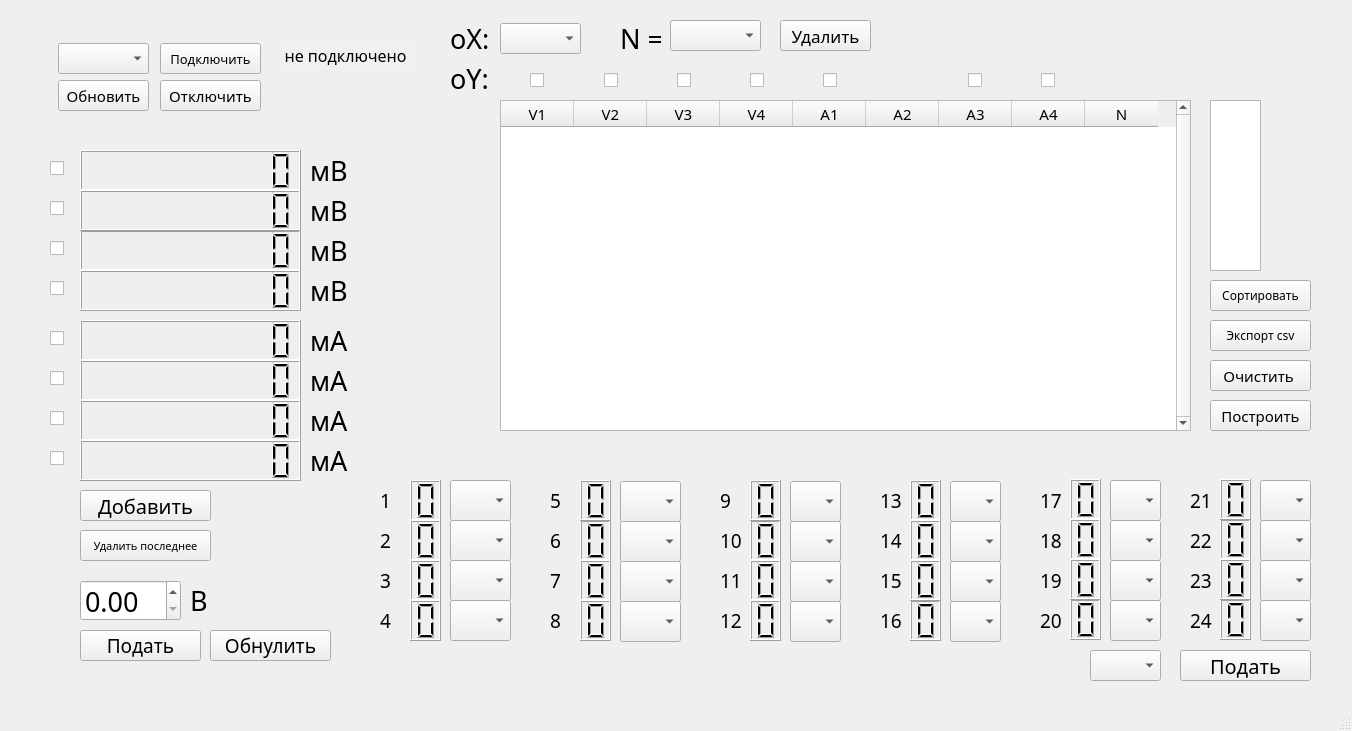
Qt form interface.ui (KejLater/lab_stand) before a commit.
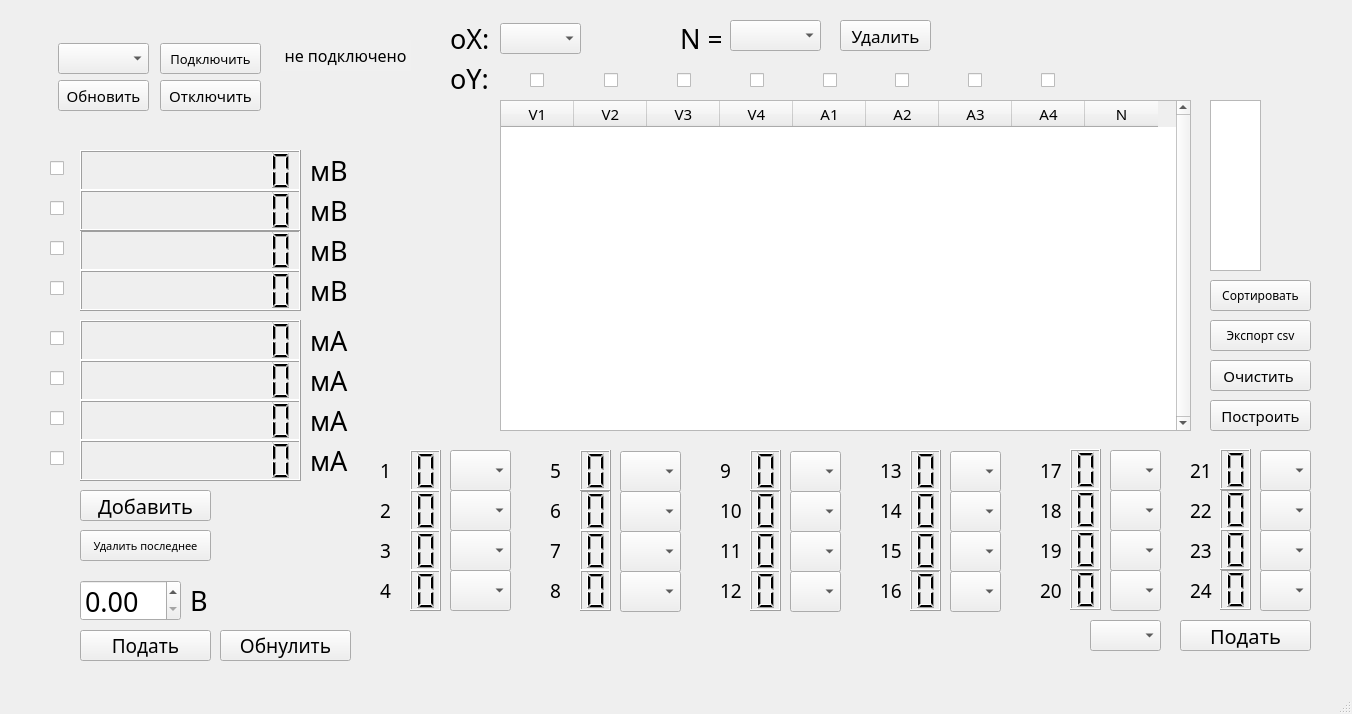
The same form after that commit.

```diff
--- a/interface.ui
+++ b/interface.ui
@@ -7,7 +7,7 @@
     <x>0</x>
     <y>0</y>
     <width>1352</width>
-    <height>731</height>
+    <height>714</height>
    </rect>
   </property>
   <property name="sizePolicy">
@@ -1266,8 +1266,8 @@
    <widget class="QCheckBox" name="A2_y">
     <property name="geometry">
      <rect>
-      <x>1065</x>
-      <y>-350</y>
+      <x>895</x>
+      <y>70</y>
       <width>21</width>
       <height>21</height>
      </rect>
@@ -1351,7 +1351,7 @@
      <rect>
       <x>80</x>
       <y>630</y>
-      <width>121</width>
+      <width>131</width>
       <height>31</height>
      </rect>
     </property>
@@ -1535,7 +1535,7 @@
     </property>
     <property name="geometry">
      <rect>
-      <x>620</x>
+      <x>680</x>
       <y>20</y>
       <width>41</width>
       <height>31</height>
@@ -1555,7 +1555,7 @@
    <widget class="QPushButton" name="delete_by_N_button">
     <property name="geometry">
      <rect>
-      <x>780</x>
+      <x>840</x>
       <y>20</y>
       <width>91</width>
       <height>31</height>
@@ -1575,7 +1575,7 @@
    <widget class="QComboBox" name="choose_delete_list">
     <property name="geometry">
      <rect>
-      <x>670</x>
+      <x>730</x>
       <y>20</y>
       <width>91</width>
       <height>31</height>
@@ -1625,7 +1625,7 @@
     <property name="geometry">
      <rect>
       <x>410</x>
-      <y>480</y>
+      <y>450</y>
       <width>31</width>
       <height>41</height>
      </rect>
@@ -1648,7 +1648,7 @@
     <property name="geometry">
      <rect>
       <x>410</x>
-      <y>520</y>
+      <y>490</y>
       <width>31</width>
       <height>41</height>
      </rect>
@@ -1671,7 +1671,7 @@
     <property name="geometry">
      <rect>
       <x>410</x>
-      <y>560</y>
+      <y>530</y>
       <width>31</width>
       <height>41</height>
      </rect>
@@ -1694,7 +1694,7 @@
     <property name="geometry">
      <rect>
       <x>410</x>
-      <y>600</y>
+      <y>570</y>
       <width>31</width>
       <height>41</height>
      </rect>
@@ -1717,7 +1717,7 @@
     <property name="geometry">
      <rect>
       <x>1180</x>
-      <y>650</y>
+      <y>620</y>
       <width>131</width>
       <height>31</height>
      </rect>
@@ -1737,7 +1737,7 @@
     <property name="geometry">
      <rect>
       <x>450</x>
-      <y>480</y>
+      <y>450</y>
       <width>61</width>
       <height>41</height>
      </rect>
@@ -1754,7 +1754,7 @@
     <property name="geometry">
      <rect>
       <x>450</x>
-      <y>520</y>
+      <y>490</y>
       <width>61</width>
       <height>41</height>
      </rect>
@@ -1771,7 +1771,7 @@
     <property name="geometry">
      <rect>
       <x>450</x>
-      <y>560</y>
+      <y>530</y>
       <width>61</width>
       <height>41</height>
      </rect>
@@ -1788,7 +1788,7 @@
     <property name="geometry">
      <rect>
       <x>450</x>
-      <y>600</y>
+      <y>570</y>
       <width>61</width>
       <height>41</height>
      </rect>
@@ -1805,7 +1805,7 @@
     <property name="geometry">
      <rect>
       <x>580</x>
-      <y>520</y>
+      <y>490</y>
       <width>31</width>
       <height>41</height>
      </rect>
@@ -1828,7 +1828,7 @@
     <property name="geometry">
      <rect>
       <x>580</x>
-      <y>480</y>
+      <y>450</y>
       <width>31</width>
       <height>41</height>
      </rect>
@@ -1851,7 +1851,7 @@
     <property name="geometry">
      <rect>
       <x>580</x>
-      <y>560</y>
+      <y>530</y>
       <width>31</width>
       <height>41</height>
      </rect>
@@ -1874,7 +1874,7 @@
     <property name="geometry">
      <rect>
       <x>620</x>
-      <y>521</y>
+      <y>491</y>
       <width>61</width>
       <height>41</height>
      </rect>
@@ -1891,7 +1891,7 @@
     <property name="geometry">
      <rect>
       <x>620</x>
-      <y>481</y>
+      <y>451</y>
       <width>61</width>
       <height>41</height>
      </rect>
@@ -1908,7 +1908,7 @@
     <property name="geometry">
      <rect>
       <x>620</x>
-      <y>561</y>
+      <y>531</y>
       <width>61</width>
       <height>41</height>
      </rect>
@@ -1925,7 +1925,7 @@
     <property name="geometry">
      <rect>
       <x>580</x>
-      <y>600</y>
+      <y>570</y>
       <width>31</width>
       <height>41</height>
      </rect>
@@ -1948,7 +1948,7 @@
     <property name="geometry">
      <rect>
       <x>620</x>
-      <y>601</y>
+      <y>571</y>
       <width>61</width>
       <height>41</height>
      </rect>
@@ -1965,7 +1965,7 @@
     <property name="geometry">
      <rect>
       <x>910</x>
-      <y>480</y>
+      <y>450</y>
       <width>31</width>
       <height>41</height>
      </rect>
@@ -1988,7 +1988,7 @@
     <property name="geometry">
      <rect>
       <x>750</x>
-      <y>520</y>
+      <y>490</y>
       <width>31</width>
       <height>41</height>
      </rect>
@@ -2011,7 +2011,7 @@
     <property name="geometry">
      <rect>
       <x>910</x>
-      <y>520</y>
+      <y>490</y>
       <width>31</width>
       <height>41</height>
      </rect>
@@ -2034,7 +2034,7 @@
     <property name="geometry">
      <rect>
       <x>750</x>
-      <y>480</y>
+      <y>450</y>
       <width>31</width>
       <height>41</height>
      </rect>
@@ -2057,7 +2057,7 @@
     <property name="geometry">
      <rect>
       <x>950</x>
-      <y>481</y>
+      <y>451</y>
       <width>51</width>
       <height>41</height>
      </rect>
@@ -2074,7 +2074,7 @@
     <property name="geometry">
      <rect>
       <x>910</x>
-      <y>600</y>
+      <y>570</y>
       <width>31</width>
       <height>41</height>
      </rect>
@@ -2097,7 +2097,7 @@
     <property name="geometry">
      <rect>
       <x>750</x>
-      <y>560</y>
+      <y>530</y>
       <width>31</width>
       <height>41</height>
      </rect>
@@ -2120,7 +2120,7 @@
     <property name="geometry">
      <rect>
       <x>790</x>
-      <y>521</y>
+      <y>491</y>
       <width>51</width>
       <height>41</height>
      </rect>
@@ -2137,7 +2137,7 @@
     <property name="geometry">
      <rect>
       <x>950</x>
-      <y>521</y>
+      <y>491</y>
       <width>51</width>
       <height>41</height>
      </rect>
@@ -2154,7 +2154,7 @@
     <property name="geometry">
      <rect>
       <x>950</x>
-      <y>601</y>
+      <y>571</y>
       <width>51</width>
       <height>41</height>
      </rect>
@@ -2171,7 +2171,7 @@
     <property name="geometry">
      <rect>
       <x>790</x>
-      <y>481</y>
+      <y>451</y>
       <width>51</width>
       <height>41</height>
      </rect>
@@ -2188,7 +2188,7 @@
     <property name="geometry">
      <rect>
       <x>790</x>
-      <y>561</y>
+      <y>531</y>
       <width>51</width>
       <height>41</height>
      </rect>
@@ -2205,7 +2205,7 @@
     <property name="geometry">
      <rect>
       <x>750</x>
-      <y>600</y>
+      <y>570</y>
       <width>31</width>
       <height>41</height>
      </rect>
@@ -2228,7 +2228,7 @@
     <property name="geometry">
      <rect>
       <x>790</x>
-      <y>601</y>
+      <y>571</y>
       <width>51</width>
       <height>41</height>
      </rect>
@@ -2245,7 +2245,7 @@
     <property name="geometry">
      <rect>
       <x>950</x>
-      <y>561</y>
+      <y>531</y>
       <width>51</width>
       <height>41</height>
      </rect>
@@ -2262,7 +2262,7 @@
     <property name="geometry">
      <rect>
       <x>910</x>
-      <y>560</y>
+      <y>530</y>
       <width>31</width>
       <height>41</height>
      </rect>
@@ -2285,7 +2285,7 @@
     <property name="geometry">
      <rect>
       <x>1220</x>
-      <y>599</y>
+      <y>569</y>
       <width>31</width>
       <height>41</height>
      </rect>
@@ -2308,7 +2308,7 @@
     <property name="geometry">
      <rect>
       <x>1070</x>
-      <y>479</y>
+      <y>449</y>
       <width>31</width>
       <height>41</height>
      </rect>
@@ -2331,7 +2331,7 @@
     <property name="geometry">
      <rect>
       <x>1110</x>
-      <y>560</y>
+      <y>530</y>
       <width>51</width>
       <height>41</height>
      </rect>
@@ -2348,7 +2348,7 @@
     <property name="geometry">
      <rect>
       <x>1220</x>
-      <y>519</y>
+      <y>489</y>
       <width>31</width>
       <height>41</height>
      </rect>
@@ -2371,7 +2371,7 @@
     <property name="geometry">
      <rect>
       <x>1260</x>
-      <y>520</y>
+      <y>490</y>
       <width>51</width>
       <height>41</height>
      </rect>
@@ -2388,7 +2388,7 @@
     <property name="geometry">
      <rect>
       <x>1110</x>
-      <y>600</y>
+      <y>570</y>
       <width>51</width>
       <height>41</height>
      </rect>
@@ -2405,7 +2405,7 @@
     <property name="geometry">
      <rect>
       <x>1260</x>
-      <y>560</y>
+      <y>530</y>
       <width>51</width>
       <height>41</height>
      </rect>
@@ -2422,7 +2422,7 @@
     <property name="geometry">
      <rect>
       <x>1070</x>
-      <y>519</y>
+      <y>489</y>
       <width>31</width>
       <height>41</height>
      </rect>
@@ -2445,7 +2445,7 @@
     <property name="geometry">
      <rect>
       <x>1070</x>
-      <y>599</y>
+      <y>569</y>
       <width>31</width>
       <height>41</height>
      </rect>
@@ -2468,7 +2468,7 @@
     <property name="geometry">
      <rect>
       <x>1260</x>
-      <y>600</y>
+      <y>570</y>
       <width>51</width>
       <height>41</height>
      </rect>
@@ -2485,7 +2485,7 @@
     <property name="geometry">
      <rect>
       <x>1110</x>
-      <y>480</y>
+      <y>450</y>
       <width>51</width>
       <height>41</height>
      </rect>
@@ -2502,7 +2502,7 @@
     <property name="geometry">
      <rect>
       <x>1220</x>
-      <y>479</y>
+      <y>449</y>
       <width>31</width>
       <height>41</height>
      </rect>
@@ -2525,7 +2525,7 @@
     <property name="geometry">
      <rect>
       <x>1260</x>
-      <y>480</y>
+      <y>450</y>
       <width>51</width>
       <height>41</height>
      </rect>
@@ -2542,7 +2542,7 @@
     <property name="geometry">
      <rect>
       <x>1220</x>
-      <y>559</y>
+      <y>529</y>
       <width>31</width>
       <height>41</height>
      </rect>
@@ -2565,7 +2565,7 @@
     <property name="geometry">
      <rect>
       <x>1070</x>
-      <y>559</y>
+      <y>529</y>
       <width>31</width>
       <height>41</height>
      </rect>
@@ -2588,7 +2588,7 @@
     <property name="geometry">
      <rect>
       <x>1110</x>
-      <y>520</y>
+      <y>490</y>
       <width>51</width>
       <height>41</height>
      </rect>
@@ -2605,7 +2605,7 @@
     <property name="geometry">
      <rect>
       <x>1090</x>
-      <y>650</y>
+      <y>620</y>
       <width>71</width>
       <height>31</height>
      </rect>
@@ -2675,7 +2675,7 @@
     <property name="geometry">
      <rect>
       <x>380</x>
-      <y>480</y>
+      <y>450</y>
       <width>31</width>
       <height>41</height>
      </rect>
@@ -2688,7 +2688,7 @@
     <property name="geometry">
      <rect>
       <x>380</x>
-      <y>520</y>
+      <y>490</y>
       <width>31</width>
       <height>41</height>
      </rect>
@@ -2701,7 +2701,7 @@
     <property name="geometry">
      <rect>
       <x>380</x>
-      <y>560</y>
+      <y>530</y>
       <width>31</width>
       <height>41</height>
      </rect>
@@ -2714,7 +2714,7 @@
     <property name="geometry">
      <rect>
       <x>380</x>
-      <y>600</y>
+      <y>570</y>
       <width>31</width>
       <height>41</height>
      </rect>
@@ -2727,7 +2727,7 @@
     <property name="geometry">
      <rect>
       <x>550</x>
-      <y>600</y>
+      <y>570</y>
       <width>31</width>
       <height>41</height>
      </rect>
@@ -2740,7 +2740,7 @@
     <property name="geometry">
      <rect>
       <x>550</x>
-      <y>560</y>
+      <y>530</y>
       <width>31</width>
       <height>41</height>
      </rect>
@@ -2753,7 +2753,7 @@
     <property name="geometry">
      <rect>
       <x>550</x>
-      <y>480</y>
+      <y>450</y>
       <width>31</width>
       <height>41</height>
      </rect>
@@ -2766,7 +2766,7 @@
     <property name="geometry">
      <rect>
       <x>550</x>
-      <y>520</y>
+      <y>490</y>
       <width>31</width>
       <height>41</height>
      </rect>
@@ -2779,7 +2779,7 @@
     <property name="geometry">
      <rect>
       <x>720</x>
-      <y>520</y>
+      <y>490</y>
       <width>31</width>
       <height>41</height>
      </rect>
@@ -2792,7 +2792,7 @@
     <property name="geometry">
      <rect>
       <x>720</x>
-      <y>480</y>
+      <y>450</y>
       <width>31</width>
       <height>41</height>
      </rect>
@@ -2805,7 +2805,7 @@
     <property name="geometry">
      <rect>
       <x>720</x>
-      <y>600</y>
+      <y>570</y>
       <width>31</width>
       <height>41</height>
      </rect>
@@ -2818,7 +2818,7 @@
     <property name="geometry">
      <rect>
       <x>720</x>
-      <y>560</y>
+      <y>530</y>
       <width>31</width>
       <height>41</height>
      </rect>
@@ -2831,7 +2831,7 @@
     <property name="geometry">
      <rect>
       <x>880</x>
-      <y>520</y>
+      <y>490</y>
       <width>31</width>
       <height>41</height>
      </rect>
@@ -2844,7 +2844,7 @@
     <property name="geometry">
      <rect>
       <x>880</x>
-      <y>560</y>
+      <y>530</y>
       <width>31</width>
       <height>41</height>
      </rect>
@@ -2857,7 +2857,7 @@
     <property name="geometry">
      <rect>
       <x>880</x>
-      <y>600</y>
+      <y>570</y>
       <width>31</width>
       <height>41</height>
      </rect>
@@ -2870,7 +2870,7 @@
     <property name="geometry">
      <rect>
       <x>880</x>
-      <y>480</y>
+      <y>450</y>
       <width>31</width>
       <height>41</height>
      </rect>
@@ -2883,7 +2883,7 @@
     <property name="geometry">
      <rect>
       <x>1040</x>
-      <y>520</y>
+      <y>490</y>
       <width>31</width>
       <height>41</height>
      </rect>
@@ -2896,7 +2896,7 @@
     <property name="geometry">
      <rect>
       <x>1040</x>
-      <y>560</y>
+      <y>530</y>
       <width>31</width>
       <height>41</height>
      </rect>
@@ -2909,7 +2909,7 @@
     <property name="geometry">
      <rect>
       <x>1040</x>
-      <y>480</y>
+      <y>450</y>
       <width>31</width>
       <height>41</height>
      </rect>
@@ -2922,7 +2922,7 @@
     <property name="geometry">
      <rect>
       <x>1040</x>
-      <y>600</y>
+      <y>570</y>
       <width>31</width>
       <height>41</height>
      </rect>
@@ -2935,7 +2935,7 @@
     <property name="geometry">
      <rect>
       <x>1190</x>
-      <y>600</y>
+      <y>570</y>
       <width>31</width>
       <height>41</height>
      </rect>
@@ -2948,7 +2948,7 @@
     <property name="geometry">
      <rect>
       <x>1190</x>
-      <y>560</y>
+      <y>530</y>
       <width>31</width>
       <height>41</height>
      </rect>
@@ -2961,7 +2961,7 @@
     <property name="geometry">
      <rect>
       <x>1190</x>
-      <y>480</y>
+      <y>450</y>
       <width>31</width>
       <height>41</height>
      </rect>
@@ -2974,7 +2974,7 @@
     <property name="geometry">
      <rect>
       <x>1190</x>
-      <y>520</y>
+      <y>490</y>
       <width>31</width>
       <height>41</height>
      </rect>
@@ -3055,9 +3055,9 @@
    <widget class="QPushButton" name="zero_voltage_button">
     <property name="geometry">
      <rect>
-      <x>210</x>
+      <x>220</x>
       <y>630</y>
-      <width>121</width>
+      <width>131</width>
       <height>31</height>
      </rect>
     </property>
```
Left out of the diff: 2 changed lines with no effect on the pictures.
